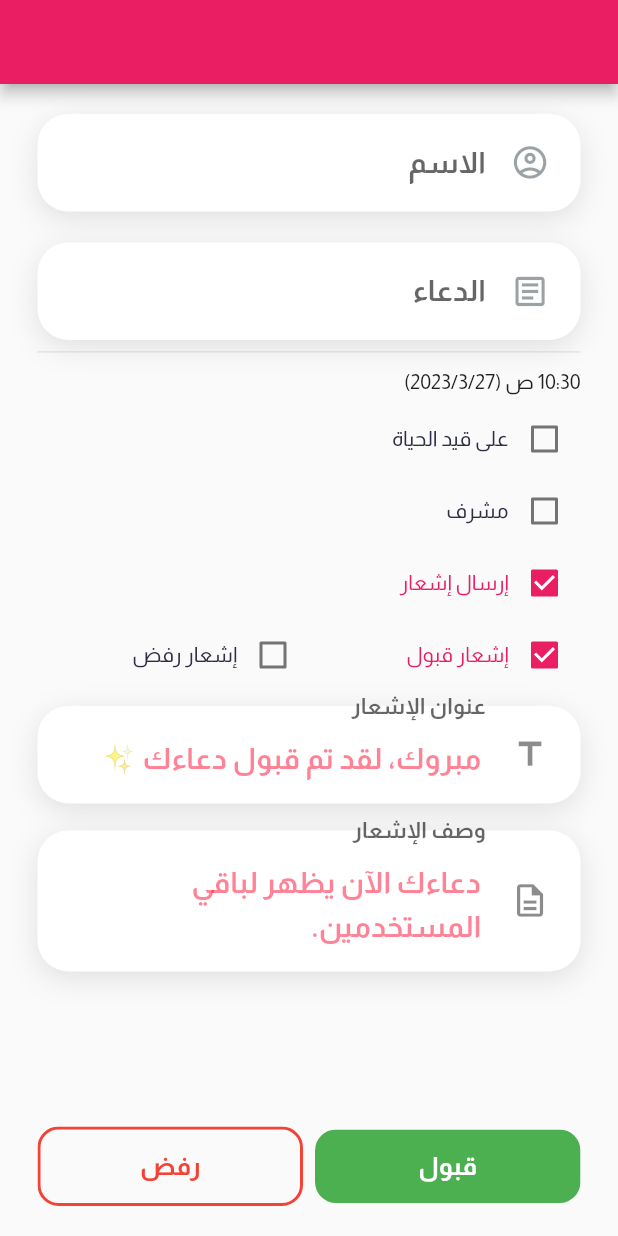
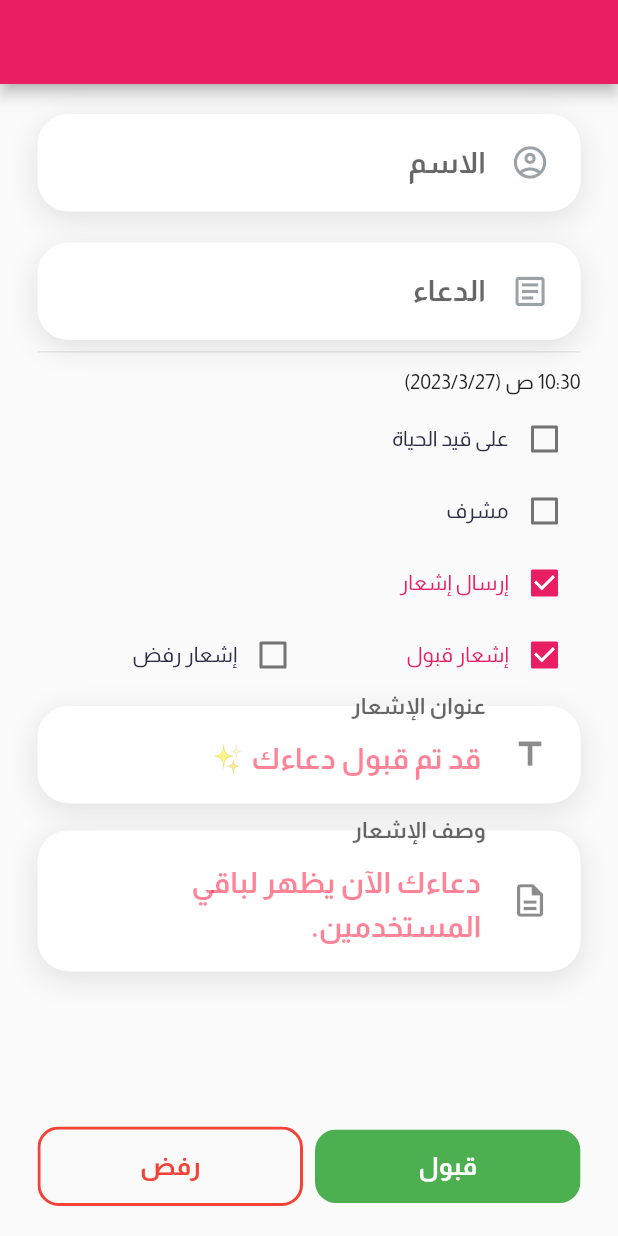
Before and after one commit to MAlazhariy/ramadan_mubarak, a Flutter app: the UserDataScreen screen opened directly with empty values, on a phone screen of 412 x 824 dp. Run offline on Flutter 3.47's test engine with Material 2 defaults, Android fonts, the phone set to English and light mode, and no system bars; our stand-ins replace adhan, cloud_firestore, dio, firebase_core, firebase_messaging, fluro and 14 more; missing offline and left inert: inview_notifier_list, platform_device_id; accounts and stored records are empty; statements that could not run were skipped.

Commit message:
modify: update default FCM rejected title & body

```diff
--- a/lib/utils/app_string_keys.dart
+++ b/lib/utils/app_string_keys.dart
@@ -16,9 +16,10 @@ class AppLocalKeys {
 }
 
 class AppStrings {
-  static const defaultApproveFCMTitle = "مبروك، لقد تم قبول دعاءك ✨";
+  static const defaultApproveFCMTitle = "قد تم قبول دعاءك ✨";
   static const defaultApproveFCMBody = "دعاءك الآن يظهر لباقي المستخدمين.";
   // static const defaultApproveFCMBody = "دعاءك الآن سيظهر لباقي المستخدمين وسيقومون بالدعاء لك كما ستقوم بالدعاء لهم أيضًا";
   static const defaultRejectFCMTitle = "للأسف، تم رفض بيانات دعاءك 😢";
-  static const defaultRejectFCMBody = "للأسف لن يظهر دعاءك للمستخدمين حتى تقوم بتعديل بياناتك.";
+  static const defaultRejectFCMBody = "لن يظهر دعاءك للمستخدمين.\n"
+      "يرجى محاولة تعديل بياناتك أو التواصل معنا.";
 }
```
